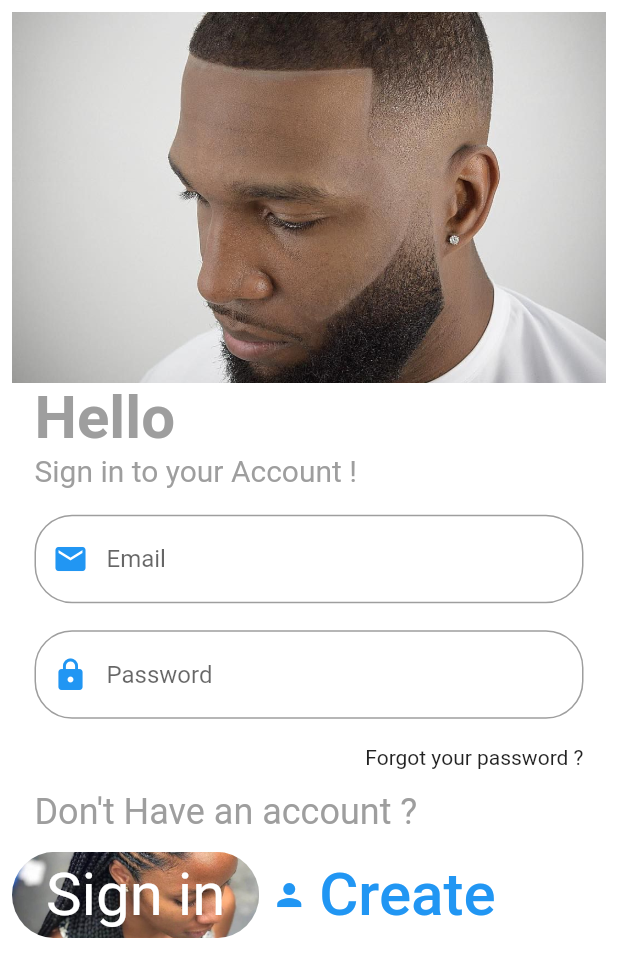
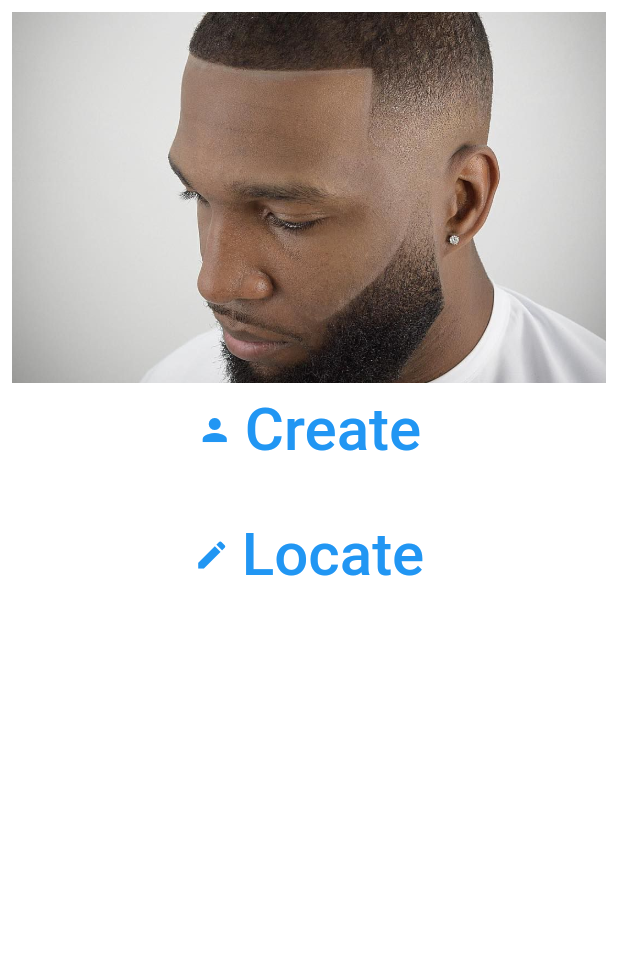
Before and after one commit to allanalmax/flutter-app, a Flutter app: the screen it shows after launch, on a phone screen of 412 x 824 dp. Shown: the top 977 px of the screen. Run offline on Flutter 3.47's test engine with Material 2 defaults, Android fonts, the phone set to English and light mode, and no system bars; our stand-ins replace firebase_auth, firebase_core, geolocator, google_maps_flutter; accounts and stored records are empty.

Commit message:
a few changes (#2)

```diff
--- a/lib/login.dart
+++ b/lib/login.dart
@@ -25,10 +25,8 @@ class _LoginPageState extends State<LoginPage> {
         .then((value) {
       Navigator.push(
           context, MaterialPageRoute(builder: (context) => const HomePage()));
-    }).onError(
-      (error, stackTrace) {
-        ScaffoldMessenger.of(context).showSnackBar(
-          SnackBar(
+    }).onError((error, stackTrace) {
+      ScaffoldMessenger.of(context).showSnackBar(SnackBar(
         behavior: SnackBarBehavior.floating,
         content: Container(
           padding: const EdgeInsets.all(16.0),
@@ -38,10 +36,8 @@ class _LoginPageState extends State<LoginPage> {
               borderRadius: BorderRadius.all(Radius.circular(30))),
           child: const Text("Wrong Credentials !"),
         ),
-          ),
-        );
-      },
-    );
+      ));
+    });
   }
 
   @override
@@ -61,105 +57,6 @@ class _LoginPageState extends State<LoginPage> {
                 fit: BoxFit.cover,
               )),
             ),
-            Container(
-              margin: const EdgeInsets.only(left: 15.0, right: 15.0),
-              width: MediaQuery.of(context).size.width,
-              child: Column(
-                crossAxisAlignment: CrossAxisAlignment.start,
-                children: [
-                  Text(
-                    "Hello",
-                    style: TextStyle(
-                      fontSize: 40.0,
-                      fontWeight: FontWeight.bold,
-                      color: Colors.grey[500],
-                    ),
-                  ),
-                  Text(
-                    "Sign in to your Account !",
-                    style: TextStyle(
-                      fontSize: 20.0,
-                      color: Colors.grey[500],
-                    ),
-                  ),
-                  const SizedBox(
-                    height: 18.0,
-                  ),
-                  TextField(
-                    controller: emailController,
-                    decoration: InputDecoration(
-                        hintText: "Email",
-                        prefixIcon: const Icon(
-                          Icons.email,
-                          color: Colors.blue,
-                        ),
-                        border: OutlineInputBorder(
-                            borderRadius: BorderRadius.circular(25.0))),
-                  ),
-                  const SizedBox(
-                    height: 18.0,
-                  ),
-                  TextField(
-                    obscureText: true,
-                    controller: passwordController,
-                    decoration: InputDecoration(
-                        hintText: "Password",
-                        prefixIcon: const Icon(
-                          Icons.lock,
-                          color: Colors.blue,
-                        ),
-                        border: OutlineInputBorder(
-                            borderRadius: BorderRadius.circular(25.0))),
-                  ),
-                  const SizedBox(
-                    height: 18.0,
-                  ),
-                  Row(
-                    children: [
-                      Expanded(child: Container()),
-                      const Text("Forgot your password ?")
-                    ],
-                  ),
-                  const SizedBox(height: 14.0),
-                  RichText(
-                      text: const TextSpan(
-                    text: "Don't Have an account ?",
-                    style: TextStyle(
-                      color: Colors.grey,
-                      fontSize: 24.0,
-                    ),
-                  )),
-                ],
-              ),
-            ),
-            const SizedBox(
-              height: 10.0,
-            ),
-            Row(children: [
-              Container(
-                  width: MediaQuery.of(context).size.width * 0.4,
-                  height: MediaQuery.of(context).size.height * 0.07,
-                  decoration: BoxDecoration(
-                    borderRadius: BorderRadius.circular(30),
-                    image: const DecorationImage(
-                      image: AssetImage('images/button.jpg'),
-                      fit: BoxFit.cover,
-                    ),
-                  ),
-                  child: GestureDetector(
-                    onTap: () {
-                      signin();
-                    },
-                    child: const Center(
-                      child: Text(
-                        "Sign in",
-                        style: TextStyle(
-                          fontSize: 40.0,
-                          color: Colors.white,
-                        ),
-                      ),
-                    ),
-                  )),
             TextButton.icon(
               onPressed: () {
                 Navigator.pushNamed(context, '/signup');
@@ -168,12 +65,22 @@ class _LoginPageState extends State<LoginPage> {
               label: const Text(
                 'Create',
                 style: TextStyle(fontSize: 40),
-                  ))
-            ]),
-            const SizedBox(
-              height: 18.0,
+              )
             ),
-          ],
+            SizedBox(
+              height: 20.0,
+            ),
+            TextButton.icon(
+              onPressed: () {
+                Navigator.pushNamed(context, '/locate');
+              },
+              icon: Icon(Icons.create),
+              label: Text(
+                'Locate',
+                style: TextStyle(fontSize: 40),
+              )
+            ),
+          ]
         ),
       ),
     );
--- a/lib/main.dart
+++ b/lib/main.dart
@@ -2,6 +2,7 @@ import 'package:firebase_core/firebase_core.dart';
 import 'package:flutter/material.dart';
 import 'package:salon_app_final/application_bloc.dart';
 import 'package:salon_app_final/home_page.dart';
+import 'package:salon_app_final/home_screen.dart';
 import 'login.dart';
 import 'signup.dart';
 import 'firebase_options.dart';
@@ -15,7 +16,7 @@ Future<void> main() async {
     routes: {
       '/': (context) => const LoginPage(),
       '/signup': (context) => const SignUpPage(),
-      '/home': (context) => const HomePage(),
+      '/home': (context) => const HomeScreen(),
       '/locate': (context) => const Application(),
     },
   ));
--- a/lib/massage_page.dart
+++ b/lib/massage_page.dart
@@ -11,7 +11,8 @@ import 'settings_page.dart';
 //import 'package:google_fonts/google_fonts.dart';
 
 class MassagePage extends StatefulWidget {
-  const MassagePage({Key key}) : super(key: key);
+
+  const MassagePage({key}) : super(key: key);
 
   @override
   _MassagePageWidgetState createState() => _MassagePageWidgetState();
--- a/lib/salons_page.dart
+++ b/lib/salons_page.dart
@@ -1,6 +1,6 @@
 //import '../flutter_flow/flutter_flow_theme.dart';
 //import '../flutter_flow/flutter_flow_util.dart';
-// ignore_for_file: prefer_const_constructors, library_private_types_in_public_api
+// ignore_for_file: prefer_const_constructors, library_private_types_in_public_api, duplicate_ignore
 
 import 'package:flutter/material.dart';
 
@@ -11,7 +11,8 @@ import 'settings_page.dart';
 //import 'package:google_fonts/google_fonts.dart';
 
 class SalonsPage extends StatefulWidget {
-  const SalonsPage({Key key}) : super(key: key);
+
+  const SalonsPage({key}) : super(key: key);
 
   @override
   // ignore: library_private_types_in_public_api
```
Also changed, not shown: 2 other files. Lines whose indentation alone changed are shown as unchanged.
